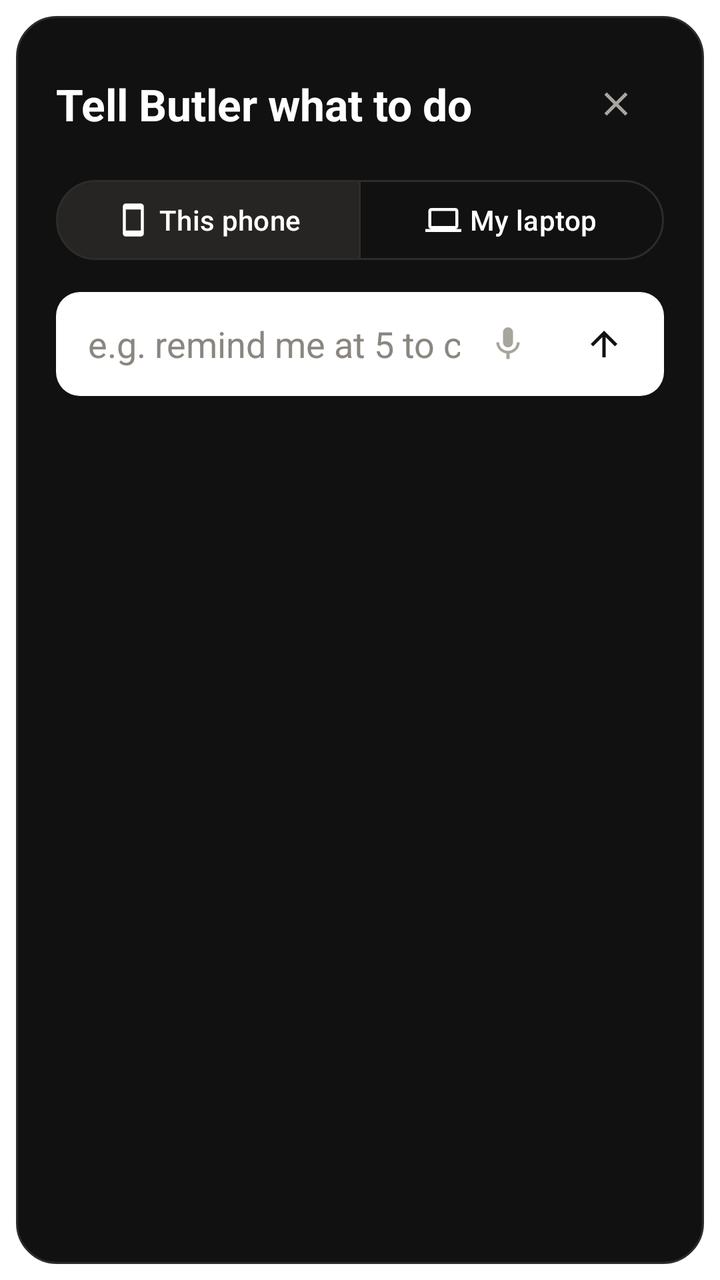
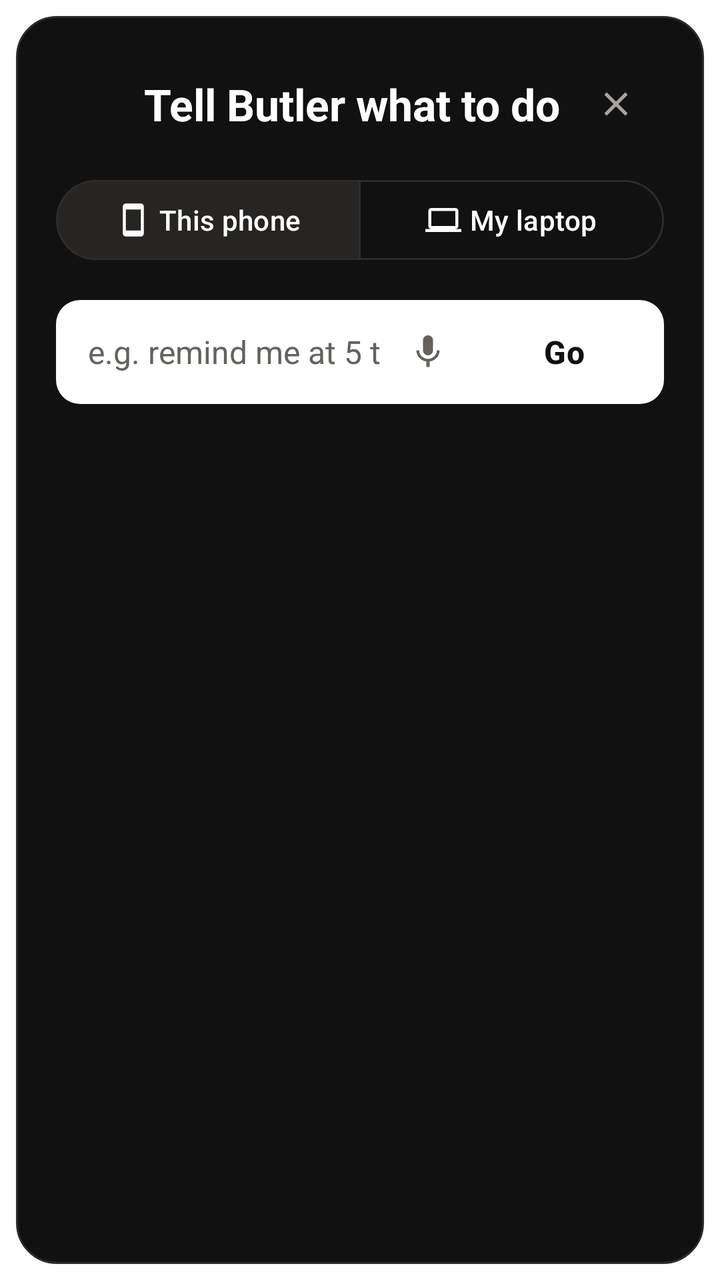

An Android layout rendered at two revisions. The XML below is the earlier revision; the diff shows what the commit changed to produce the second picture.
<!-- AndroidManifest.xml: activity theme Theme.Butler.Sheet -->
<!-- res/layout/activity_ask.xml -->
<?xml version="1.0" encoding="utf-8"?>
<LinearLayout xmlns:android="http://schemas.android.com/apk/res/android"
    xmlns:app="http://schemas.android.com/apk/res-auto"
    android:layout_width="match_parent"
    android:layout_height="wrap_content"
    android:orientation="vertical"
    android:padding="20dp">

    
    <LinearLayout
        android:layout_width="match_parent"
        android:layout_height="wrap_content"
        android:gravity="center_vertical"
        android:orientation="horizontal">

        <TextView
            android:layout_width="0dp"
            android:layout_height="wrap_content"
            android:layout_weight="1"
            android:text="@string/ask_title"
            android:textAppearance="?attr/textAppearanceTitleLarge"
            android:textStyle="bold" />

        <com.google.android.material.button.MaterialButton
            android:id="@+id/ask_close"
            style="@style/Widget.Material3.Button.IconButton"
            android:layout_width="wrap_content"
            android:layout_height="wrap_content"
            android:contentDescription="@string/close"
            app:icon="@drawable/ic_close"
            app:iconTint="?attr/colorOnSurfaceVariant" />
    </LinearLayout>

    
    <com.google.android.material.button.MaterialButtonToggleGroup
        android:id="@+id/ask_where"
        android:layout_width="match_parent"
        android:layout_height="wrap_content"
        android:layout_marginTop="10dp"
        app:checkedButton="@id/ask_phone"
        app:selectionRequired="true"
        app:singleSelection="true">

        <com.google.android.material.button.MaterialButton
            android:id="@+id/ask_phone"
            style="?attr/materialButtonOutlinedStyle"
            app:icon="@drawable/ic_phone"
            app:iconGravity="textStart"
            android:layout_width="0dp"
            android:layout_height="wrap_content"
            android:layout_weight="1"
            android:text="@string/ask_on_phone" />

        <com.google.android.material.button.MaterialButton
            android:id="@+id/ask_laptop"
            style="?attr/materialButtonOutlinedStyle"
            app:icon="@drawable/ic_laptop"
            app:iconGravity="textStart"
            android:layout_width="0dp"
            android:layout_height="wrap_content"
            android:layout_weight="1"
            android:text="@string/ask_on_laptop" />
    </com.google.android.material.button.MaterialButtonToggleGroup>

    <TextView
        android:id="@+id/ask_explain"
        android:layout_width="match_parent"
        android:layout_height="wrap_content"
        android:layout_marginTop="6dp"
        android:text="@string/laptop_explain"
        android:textAppearance="?attr/textAppearanceBodySmall"
        android:visibility="gone" />

    <LinearLayout
        android:layout_width="match_parent"
        android:layout_height="wrap_content"
        android:layout_marginTop="12dp"
        android:background="@drawable/ask_box"
        android:gravity="center_vertical"
        android:orientation="horizontal"
        android:paddingStart="16dp"
        android:paddingEnd="6dp">

        <EditText
            android:id="@+id/ask_text"
            android:layout_width="0dp"
            android:layout_height="wrap_content"
            android:layout_weight="1"
            android:background="@null"
            android:hint="@string/ask_hint"
            android:textColor="?attr/colorOnSurface"
            android:imeOptions="actionSend"
            android:importantForAutofill="no"
            android:inputType="textCapSentences"
            android:minHeight="52dp" />

        <com.google.android.material.button.MaterialButton
            android:id="@+id/ask_talk"
            style="@style/Widget.Material3.Button.IconButton"
            android:layout_width="wrap_content"
            android:layout_height="wrap_content"
            android:contentDescription="@string/ask_talk"
            app:icon="@drawable/ic_mic"
            app:iconTint="?attr/colorOnSurfaceVariant" />

        <com.google.android.material.button.MaterialButton
            android:id="@+id/ask_go"
            style="@style/Widget.Material3.Button.IconButton.Filled"
            android:layout_width="wrap_content"
            android:layout_height="wrap_content"
            android:contentDescription="@string/ask_go"
            app:icon="@drawable/ic_arrow_up" />
    </LinearLayout>

    
    <HorizontalScrollView
        android:layout_width="match_parent"
        android:layout_height="wrap_content"
        android:layout_marginTop="10dp"
        android:scrollbars="none">

        <LinearLayout
            android:id="@+id/ask_examples"
            android:layout_width="wrap_content"
            android:layout_height="wrap_content"
            android:orientation="horizontal" />
    </HorizontalScrollView>

    <LinearLayout
        android:id="@+id/ask_working"
        android:layout_width="match_parent"
        android:layout_height="wrap_content"
        android:layout_marginTop="14dp"
        android:gravity="center_vertical"
        android:orientation="horizontal"
        android:visibility="gone">

        <ProgressBar
            style="?android:attr/progressBarStyleSmall"
            android:layout_width="20dp"
            android:layout_height="20dp" />

        <TextView
            android:id="@+id/ask_working_text"
            android:layout_width="wrap_content"
            android:layout_height="wrap_content"
            android:layout_marginStart="10dp"
            android:text="@string/pet_thinking"
            android:textAppearance="?attr/textAppearanceBodyMedium" />
    </LinearLayout>

    <TextView
        android:id="@+id/ask_answer"
        android:layout_width="match_parent"
        android:layout_height="wrap_content"
        android:layout_marginTop="12dp"
        android:textAppearance="?attr/textAppearanceBodyLarge"
        android:textIsSelectable="true"
        android:visibility="gone" />

    
    <TextView
        android:id="@+id/ask_news"
        android:layout_width="match_parent"
        android:layout_height="wrap_content"
        android:layout_marginTop="12dp"
        android:maxLines="6"
        android:ellipsize="end"
        android:textAppearance="?attr/textAppearanceBodySmall"
        android:visibility="gone" />

    <LinearLayout
        android:id="@+id/ask_laptop_controls"
        android:layout_width="match_parent"
        android:layout_height="wrap_content"
        android:layout_marginTop="4dp"
        android:gravity="end"
        android:orientation="horizontal"
        android:visibility="gone">

        <Button
            android:id="@+id/ask_stop"
            style="?attr/borderlessButtonStyle"
            android:layout_width="wrap_content"
            android:layout_height="wrap_content"
            android:text="@string/laptop_stop" />

        <Button
            android:id="@+id/ask_off"
            style="?attr/borderlessButtonStyle"
            android:layout_width="wrap_content"
            android:layout_height="wrap_content"
            android:text="@string/laptop_off" />
    </LinearLayout>
</LinearLayout>
<!-- resources referenced by this layout -->
<resources>
  <!-- drawable ask_box (drawable) -->
  <?xml version="1.0" encoding="utf-8"?>
  <shape xmlns:android="http://schemas.android.com/apk/res/android" android:shape="rectangle">
      <solid android:color="@color/b2_white" />
      <corners android:radius="12dp" />
  </shape>
  <!-- drawable ic_arrow_up (drawable) -->
  <?xml version="1.0" encoding="utf-8"?>
  <vector xmlns:android="http://schemas.android.com/apk/res/android"
      android:width="24dp"
      android:height="24dp"
      android:viewportWidth="24"
      android:viewportHeight="24">
      <path
          android:fillColor="#FFFFFFFF"
          android:pathData="M4,12l1.41,1.41L11,7.83V20h2V7.83l5.58,5.59L20,12l-8,-8 -8,8z" />
  </vector>
  <!-- drawable ic_close (drawable) -->
  <?xml version="1.0" encoding="utf-8"?>
  <vector xmlns:android="http://schemas.android.com/apk/res/android"
      android:width="24dp"
      android:height="24dp"
      android:viewportWidth="24"
      android:viewportHeight="24">
      <path
          android:fillColor="#FFFFFFFF"
          android:pathData="M19,6.41L17.59,5 12,10.59 6.41,5 5,6.41 10.59,12 5,17.59 6.41,19 12,13.41 17.59,19 19,17.59 13.41,12z" />
  </vector>
  <!-- drawable ic_laptop (drawable) -->
  <?xml version="1.0" encoding="utf-8"?>
  <vector xmlns:android="http://schemas.android.com/apk/res/android"
      android:width="24dp"
      android:height="24dp"
      android:viewportWidth="24"
      android:viewportHeight="24">
      <path
          android:fillColor="#FFFFFFFF"
          android:pathData="M20,18c1.1,0 1.99,-0.9 1.99,-2L22,6c0,-1.1 -0.9,-2 -2,-2H4c-1.1,0 -2,0.9 -2,2v10c0,1.1 0.9,2 2,2H0v2h24v-2h-4zM4,6h16v10H4V6z" />
  </vector>
  <!-- drawable ic_phone (drawable) -->
  <?xml version="1.0" encoding="utf-8"?>
  <vector xmlns:android="http://schemas.android.com/apk/res/android"
      android:width="24dp"
      android:height="24dp"
      android:viewportWidth="24"
      android:viewportHeight="24">
      <path
          android:fillColor="#FFFFFFFF"
          android:pathData="M17,1.01L7,1c-1.1,0 -2,0.9 -2,2v18c0,1.1 0.9,2 2,2h10c1.1,0 2,-0.9 2,-2V3c0,-1.1 -0.9,-1.99 -2,-1.99zM17,19H7V5h10v14z" />
  </vector>
  <string name="ask_go">Go</string>
  <string name="ask_hint">e.g. remind me at 5 to call Mum</string>
  <string name="ask_on_laptop">My laptop</string>
  <string name="ask_on_phone">This phone</string>
  <string name="ask_talk">Talk</string>
  <string name="ask_title">Tell Butler what to do</string>
  <string name="close">Close</string>
  <string name="laptop_explain">Put your secret word anywhere in it. Remote control has to be on at the laptop, and the laptop awake.</string>
  <string name="laptop_off">Switch off</string>
  <string name="laptop_stop">Stop</string>
  <string name="pet_thinking">Thinking…</string>
  <color name="b2_white">#FFFFFF</color>
  <color name="b2_ink">#111111</color>
  <color name="b2_vermilion">#E4462D</color>
  <color name="b2_dark_muted">#A8A49E</color>
  <color name="b2_dark_line">#2E2C29</color>
  <color name="b2_dark_failed">#FF8A73</color>
  <style name="Butler.SheetAnimation" parent="@android:style/Animation.Dialog">
          <item name="android:windowEnterAnimation">@anim/sheet_in</item>
          <item name="android:windowExitAnimation">@anim/sheet_out</item>
      </style>
  <!-- unchanged entries left out for length: 3 -->
</resources>

<!-- the commit's change to res/layout/activity_ask.xml (unified diff, before → after) -->
@@ -13,12 +13,21 @@
         android:gravity="center_vertical"
         android:orientation="horizontal">
 
+        
+        <ImageView
+            android:layout_width="32dp"
+            android:layout_height="32dp"
+            android:layout_marginEnd="12dp"
+            android:importantForAccessibility="no"
+            android:src="@mipmap/ic_launcher" />
+
         <TextView
             android:layout_width="0dp"
             android:layout_height="wrap_content"
             android:layout_weight="1"
             android:text="@string/ask_title"
-            android:textAppearance="?attr/textAppearanceTitleLarge"
+            android:textColor="?attr/colorOnSurface"
+            android:textSize="22sp"
             android:textStyle="bold" />
 
         <com.google.android.material.button.MaterialButton
@@ -74,7 +83,7 @@
     <LinearLayout
         android:layout_width="match_parent"
         android:layout_height="wrap_content"
-        android:layout_marginTop="12dp"
+        android:layout_marginTop="16dp"
         android:background="@drawable/ask_box"
         android:gravity="center_vertical"
         android:orientation="horizontal"
@@ -88,7 +97,9 @@
             android:layout_weight="1"
             android:background="@null"
             android:hint="@string/ask_hint"
-            android:textColor="?attr/colorOnSurface"
+            android:textColor="@color/b2_ink"
+            android:textColorHint="@color/b2_muted"
+            android:textSize="16sp"
             android:imeOptions="actionSend"
             android:importantForAutofill="no"
             android:inputType="textCapSentences"
@@ -101,15 +112,18 @@
             android:layout_height="wrap_content"
             android:contentDescription="@string/ask_talk"
             app:icon="@drawable/ic_mic"
-            app:iconTint="?attr/colorOnSurfaceVariant" />
+            app:iconTint="@color/b2_muted" />
 
         <com.google.android.material.button.MaterialButton
             android:id="@+id/ask_go"
-            style="@style/Widget.Material3.Button.IconButton.Filled"
-            android:layout_width="wrap_content"
-            android:layout_height="wrap_content"
-            android:contentDescription="@string/ask_go"
-            app:icon="@drawable/ic_arrow_up" />
+            style="@style/Widget.Material3.Button.TextButton"
+            android:layout_width="wrap_content"
+            android:layout_height="wrap_content"
+            android:minHeight="48dp"
+            android:text="@string/ask_go"
+            android:textColor="@color/b2_ink"
+            android:textSize="16sp"
+            android:textStyle="bold" />
     </LinearLayout>
 
     
@@ -178,18 +192,25 @@
         android:orientation="horizontal"
         android:visibility="gone">
 
-        <Button
+        
+        <com.google.android.material.button.MaterialButton
             android:id="@+id/ask_stop"
-            style="?attr/borderlessButtonStyle"
-            android:layout_width="wrap_content"
-            android:layout_height="wrap_content"
-            android:text="@string/laptop_stop" />
-
-        <Button
+            android:layout_width="wrap_content"
+            android:layout_height="wrap_content"
+            android:minHeight="48dp"
+            android:text="@string/laptop_stop"
+            android:textColor="@color/b2_white"
+            app:backgroundTint="@color/b2_action_red"
+            app:cornerRadius="12dp" />
+
+        <com.google.android.material.button.MaterialButton
             android:id="@+id/ask_off"
-            style="?attr/borderlessButtonStyle"
-            android:layout_width="wrap_content"
-            android:layout_height="wrap_content"
-            android:text="@string/laptop_off" />
+            style="@style/Widget.Material3.Button.OutlinedButton"
+            android:layout_width="wrap_content"
+            android:layout_height="wrap_content"
+            android:layout_marginStart="8dp"
+            android:minHeight="48dp"
+            android:text="@string/laptop_off"
+            app:cornerRadius="12dp" />
     </LinearLayout>
 </LinearLayout>
<!-- resource entries referenced after the edit -->
@@ -1,22 +1,12 @@
 <!-- resources referenced by this layout -->
 <resources>
+  <color name="b2_action_red">#B83120</color>
   <!-- drawable ask_box (drawable) -->
   <?xml version="1.0" encoding="utf-8"?>
   <shape xmlns:android="http://schemas.android.com/apk/res/android" android:shape="rectangle">
       <solid android:color="@color/b2_white" />
       <corners android:radius="12dp" />
   </shape>
-  <!-- drawable ic_arrow_up (drawable) -->
-  <?xml version="1.0" encoding="utf-8"?>
-  <vector xmlns:android="http://schemas.android.com/apk/res/android"
-      android:width="24dp"
-      android:height="24dp"
-      android:viewportWidth="24"
-      android:viewportHeight="24">
-      <path
-          android:fillColor="#FFFFFFFF"
-          android:pathData="M4,12l1.41,1.41L11,7.83V20h2V7.83l5.58,5.59L20,12l-8,-8 -8,8z" />
-  </vector>
   <!-- drawable ic_close (drawable) -->
   <?xml version="1.0" encoding="utf-8"?>
   <vector xmlns:android="http://schemas.android.com/apk/res/android"
@@ -50,6 +40,13 @@
           android:fillColor="#FFFFFFFF"
           android:pathData="M17,1.01L7,1c-1.1,0 -2,0.9 -2,2v18c0,1.1 0.9,2 2,2h10c1.1,0 2,-0.9 2,-2V3c0,-1.1 -0.9,-1.99 -2,-1.99zM17,19H7V5h10v14z" />
   </vector>
+  <!-- mipmap ic_launcher (mipmap-anydpi-v26) -->
+  <?xml version="1.0" encoding="utf-8"?>
+  <adaptive-icon xmlns:android="http://schemas.android.com/apk/res/android">
+      <background android:drawable="@drawable/ic_launcher_background" />
+      <foreground android:drawable="@drawable/ic_launcher_foreground" />
+      <monochrome android:drawable="@drawable/ic_launcher_monochrome" />
+  </adaptive-icon>
   <string name="ask_go">Go</string>
   <string name="ask_hint">e.g. remind me at 5 to call Mum</string>
   <string name="ask_on_laptop">My laptop</string>
@@ -61,8 +58,16 @@
   <string name="laptop_off">Switch off</string>
   <string name="laptop_stop">Stop</string>
   <string name="pet_thinking">Thinking…</string>
+  <!-- drawable ic_launcher_background (drawable) -->
+  <?xml version="1.0" encoding="utf-8"?>
+  <shape xmlns:android="http://schemas.android.com/apk/res/android" android:shape="rectangle">
+      <solid android:color="#121212" />
+  </shape>
+  <!-- drawable ic_launcher_foreground: vector/xml drawable (drawable, 4326 chars, omitted) -->
+  <!-- drawable ic_launcher_monochrome: vector/xml drawable (drawable, 4243 chars, omitted) -->
   <color name="b2_white">#FFFFFF</color>
   <color name="b2_ink">#111111</color>
+  <color name="b2_muted">#65625E</color>
   <color name="b2_vermilion">#E4462D</color>
   <color name="b2_dark_muted">#A8A49E</color>
   <color name="b2_dark_line">#2E2C29</color>
